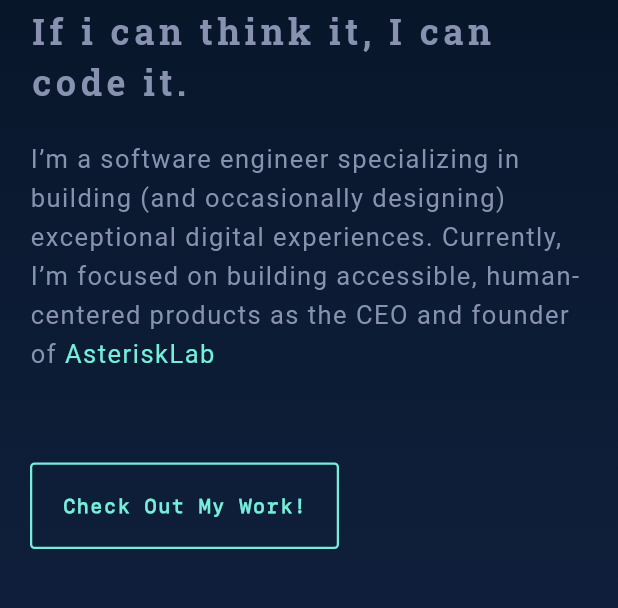
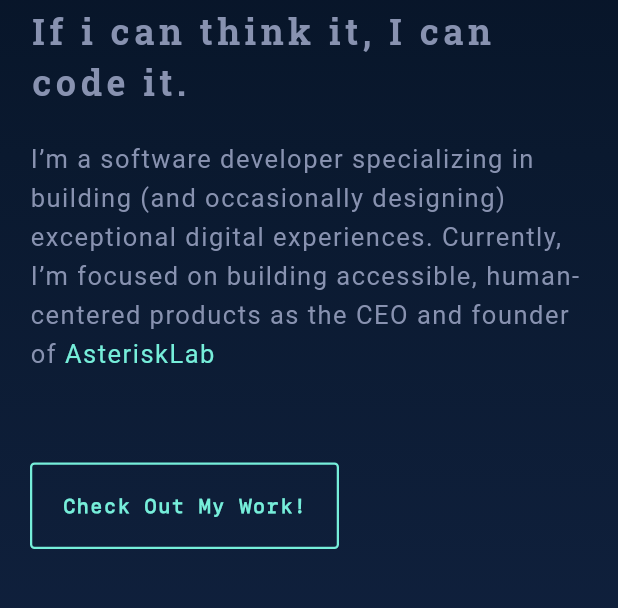
Before and after one commit to Sabir-Islam-Khan/portfolio_flutter_web, a Flutter app: the screen it shows after launch, on a phone screen of 412 x 824 dp, the part 464-1072 px from its top. Run offline on Flutter 3.47's test engine with Material 3 defaults, Android fonts, the phone set to English and light mode, and no system bars; drawn by our look-alikes of scroll_to_index; our stand-ins replace firebase_core, flutter_riverpod, flutter_svg, google_fonts; accounts and stored records are empty.

Commit message:
about complete

```diff
--- a/lib/resource/strings.dart
+++ b/lib/resource/strings.dart
@@ -5,23 +5,23 @@ class Strings {
   static final whatIdo =
       '''If i can think it, I can code it.'''; // add . at the end
   static final introAbout =
-      '''I’m a software engineer specializing in building (and occasionally designing) exceptional digital experiences. Currently, I’m focused on building accessible, human-centered products as the CEO and founder of ''';
+      '''I’m a software developer specializing in building (and occasionally designing) exceptional digital experiences. Currently, I’m focused on building accessible, human-centered products as the CEO and founder of ''';
   static final currentOrgName = '''AsteriskLab'''; // add . at the end
 
   /* About screen contents */
   static final aboutPara1 =
-      '''Hello! Myself Jeeva and I enjoy creating things that live on the internet. My interest in mobile/web development started back in 2019 when I decided to clone some applications — turns my passion into profession.''';
+      '''Hello! I am Sabir and I enjoy creating things that live on the internet. I started coding when I was 14 and felt immense pleasure in it. I created many passion project in my school days. Later, I decided to turn my passion into my profession.''';
   static final aboutPara2 =
-      '''Fast-forward to today, and I’ve had the privilege of working for a good organization, a product-based, a huge corporation, and a student-led working atmosphere. My main focus these days is building accessible, inclusive products and digital experiences at Netaccess for a variety of clients.''';
+      '''Fast-forward to today, and I’ve had the privilege of working with many good organizations around the world. Starting from remotely working in a company from Singapore, I hopped around and gained experience by working with companies from Germany, Netherlands, England, USA and Canada. Now, my main focus these days is building accessible, inclusive products and digital experiences at AsteriskLab for a variety of clients.''';
   static final aboutPara3 =
       '''I also freelance for various clients across the world. If you've any ideas about creating a project or something, feel free to contact me!''';
 
   static final techIntro =
       '''Here are a few technologies I’ve been working with recently:''';
   static final tech1 = ''' Flutter'''; // space for manual padding
-  static final tech2 = ''' NodeJs'''; // space for manual padding
+  static final tech2 = ''' Java'''; // space for manual padding
   static final tech3 = ''' GraphQL'''; // space for manual padding
-  static final tech4 = ''' Swift'''; // space for manual padding
+  static final tech4 = ''' PostgreSQL'''; // space for manual padding
 
   /* Exp screen contents */
   static final expCompName1 = '''Techno Kryon''';
```
Also changed, not shown: 1 other file.
